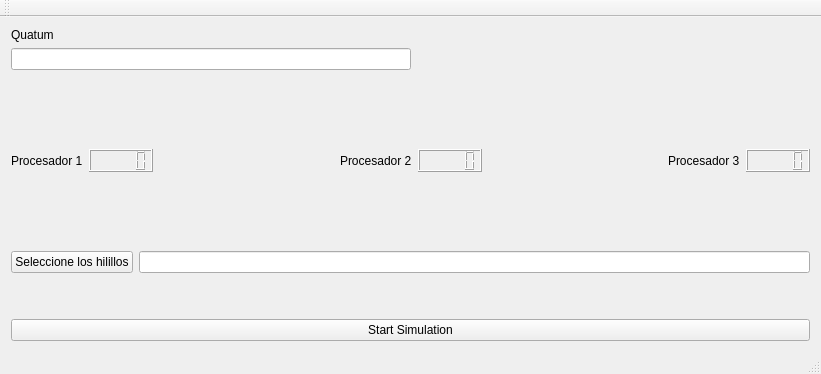
Gabo141298/RISC-V_SIM, file mainwindow.ui: the form before one commit.
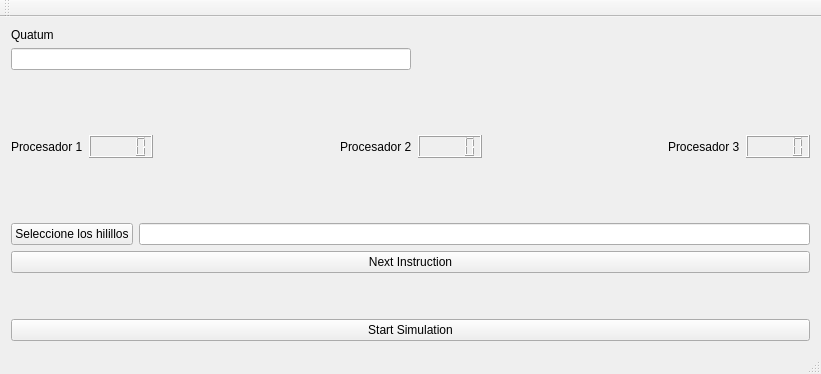
The form after the commit.

Commit message: agregue el step by step, hay que encontrar una solucion menos fea para no tener que definirlo en main window, processor,simulation manager

Patch:
```diff
--- a/mainwindow.ui
+++ b/mainwindow.ui
@@ -170,6 +170,13 @@
           </item>
          </layout>
         </item>
+        <item>
+         <widget class="QPushButton" name="pushButton">
+          <property name="text">
+           <string>Next Instruction</string>
+          </property>
+         </widget>
+        </item>
         <item>
          <spacer name="verticalSpacer_7">
           <property name="orientation">
```
The commit also changes 6 other files.
